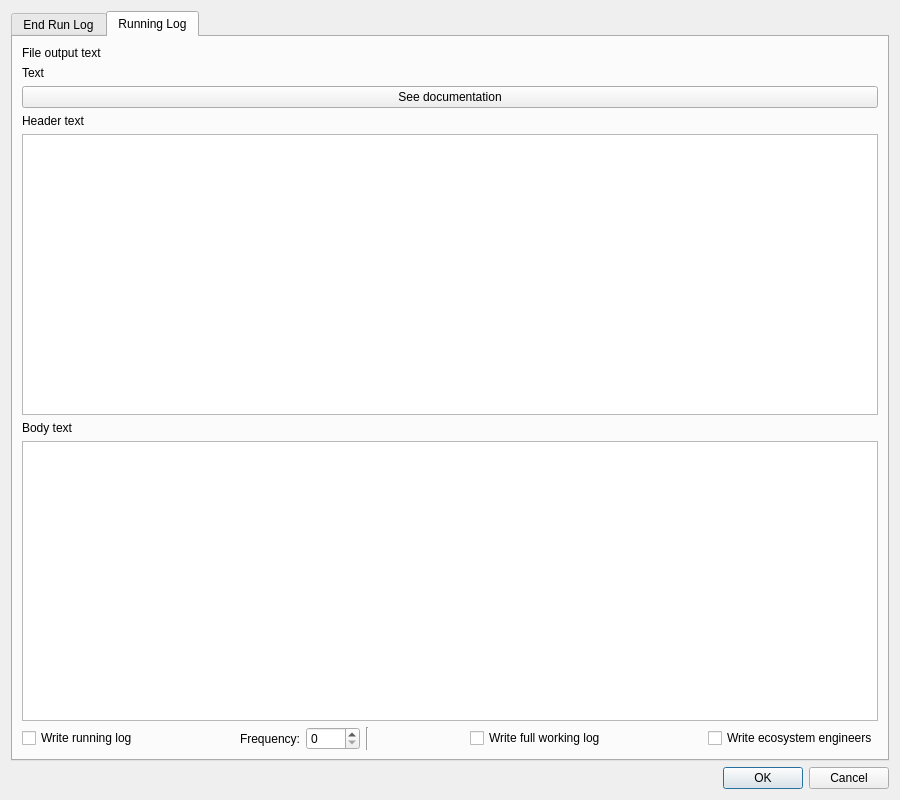
Before: the Qt Designer form output.ui in palaeoware/trevosim, drawn with Qt 5.
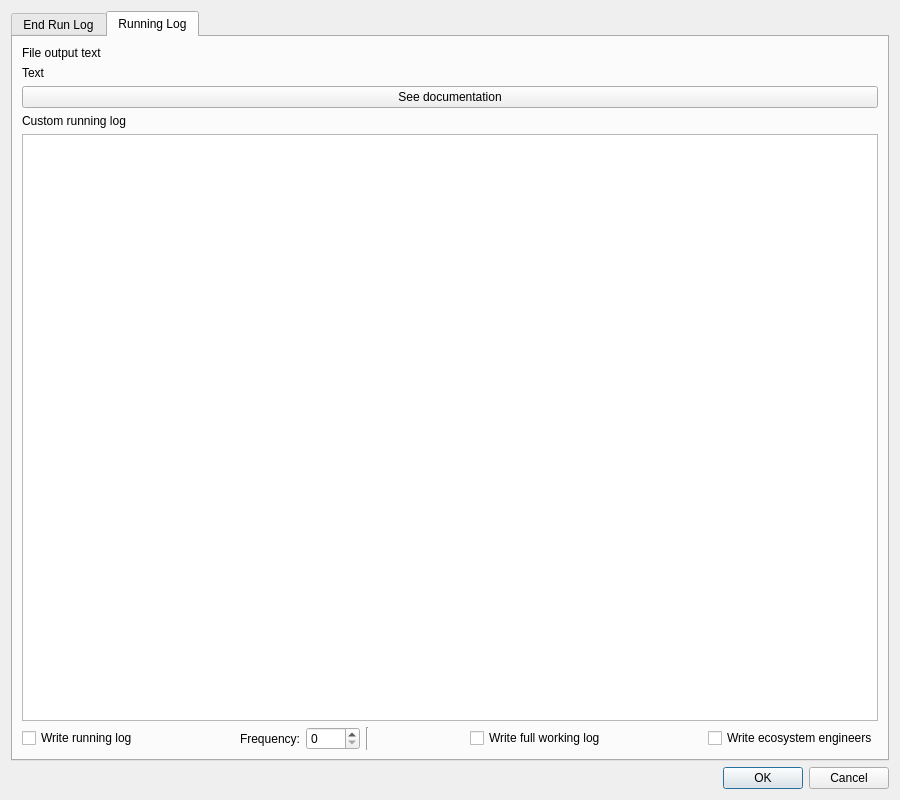
After: the same form once the commit is applied. The open tabs and pages were chosen to show the change.

Commit message: Update documentation to include changes made for issues #28 and #38 - also modify docs and underlying code to rationalise how running log works. There were some aspects of this that didn't make sense when I looked at them again

Diff of the .ui file:
```diff
--- a/output.ui
+++ b/output.ui
@@ -297,20 +297,10 @@
          </property>
         </widget>
        </item>
-       <item>
-        <widget class="QLabel" name="label_5">
-         <property name="text">
-          <string>Header text</string>
-         </property>
-        </widget>
-       </item>
-       <item>
-        <widget class="QPlainTextEdit" name="running_log_header"/>
-       </item>
        <item>
         <widget class="QLabel" name="label_6">
          <property name="text">
-          <string>Body text</string>
+          <string>Custom running log</string>
          </property>
         </widget>
        </item>
```
The commit also changes 16 other files.
